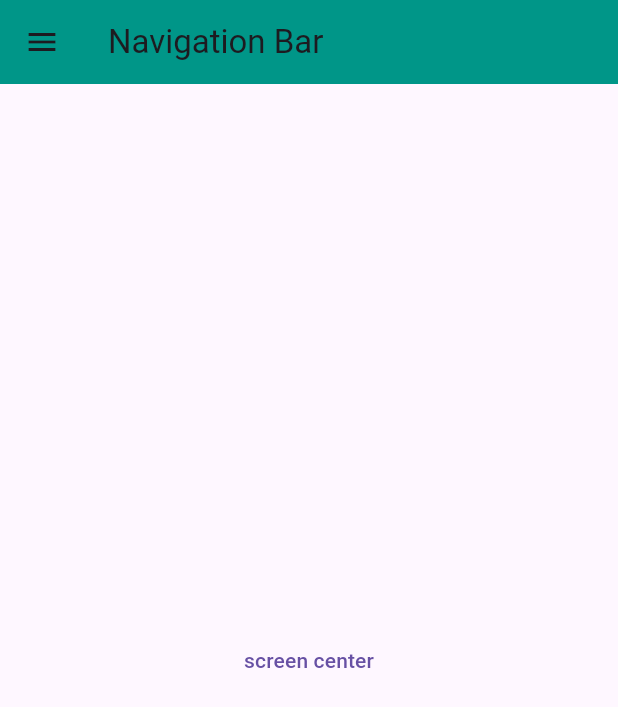
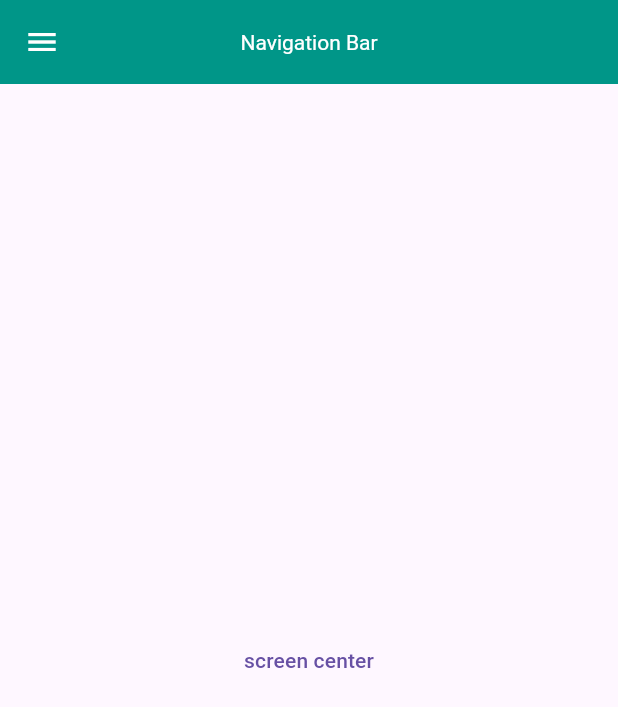
Before and after one commit to Muhammad-Adnan11/Second-flutter-App, a Flutter app: the screen it shows after launch, on a phone screen of 412 x 824 dp. Shown: the top 707 px of the screen. Run offline on Flutter 3.47's test engine with Material 3 defaults, Android fonts, the phone set to English and light mode, and no system bars; our stand-ins replace device_preview.

Commit message:
first commite

```diff
--- a/lib/home_screen.dart
+++ b/lib/home_screen.dart
@@ -15,6 +15,9 @@ class _home_screenState extends State<home_screen> {
       appBar: AppBar(
         title: const Text('Navigation Bar'),
         backgroundColor: Colors.teal,
+        iconTheme: IconThemeData(color: Colors.white),
+        centerTitle: true,
+        titleTextStyle: TextStyle(color: Colors.white),
       ),
       drawer: Drawer(
         child: ListView(
@@ -22,7 +25,7 @@ class _home_screenState extends State<home_screen> {
           children: [
             const UserAccountsDrawerHeader(
                 currentAccountPicture: CircleAvatar(
-                  backgroundImage: NetworkImage('https://www.google.com/url?sa=i&url=https%3A%2F%2Fstatusneo.com%2Ffrom-pixels-to-reality-how-ai-generated-images-are-revolutionizing-industries%2F&psig=AOvVaw1fQTqA2TgNm7gqNwjZkRVJ&ust=1710585862234000&source=images&cd=vfe&opi=89978449&ved=0CBMQjRxqFwoTCLCTlPer94QDFQAAAAAdAAAAABAE'),
+                  backgroundImage: NetworkImage(''),
                 ),
                 accountName: Text('Adnan shah'),
                 accountEmail: Text("adnankhalil984@gmail.com")),
--- a/lib/main.dart
+++ b/lib/main.dart
@@ -17,11 +17,12 @@ class MyApp extends StatelessWidget {
   @override
   Widget build(BuildContext context) {
     return MaterialApp(
+      debugShowCheckedModeBanner: false,
       title: 'first demo',
       theme: ThemeData(
         primarySwatch: Colors.blue,
       ),
-      home: home_screen(),
+      home: const home_screen(),
       // home: Scaffold(
       //   appBar: AppBar(
       //     title: Center(child: Text('my second app')),
--- a/lib/screen_two.dart
+++ b/lib/screen_two.dart
@@ -21,8 +21,8 @@ class _home_twoState extends State<home_two> {
             itemCount: 100,
             itemBuilder: (context, index) {
               return ListTile(
-                leading: CircleAvatar(backgroundImage: NetworkImage('')),
-                title: Text('Asif taj'),
+                leading: const CircleAvatar(backgroundImage: NetworkImage('')),
+                title: const Text('Asif taj'),
                 onTap: () {},
               );
             },
```
Also changed, not shown: lib/chating_list/chat.dart (added, +24 -0 lines), pubspec.lock.
